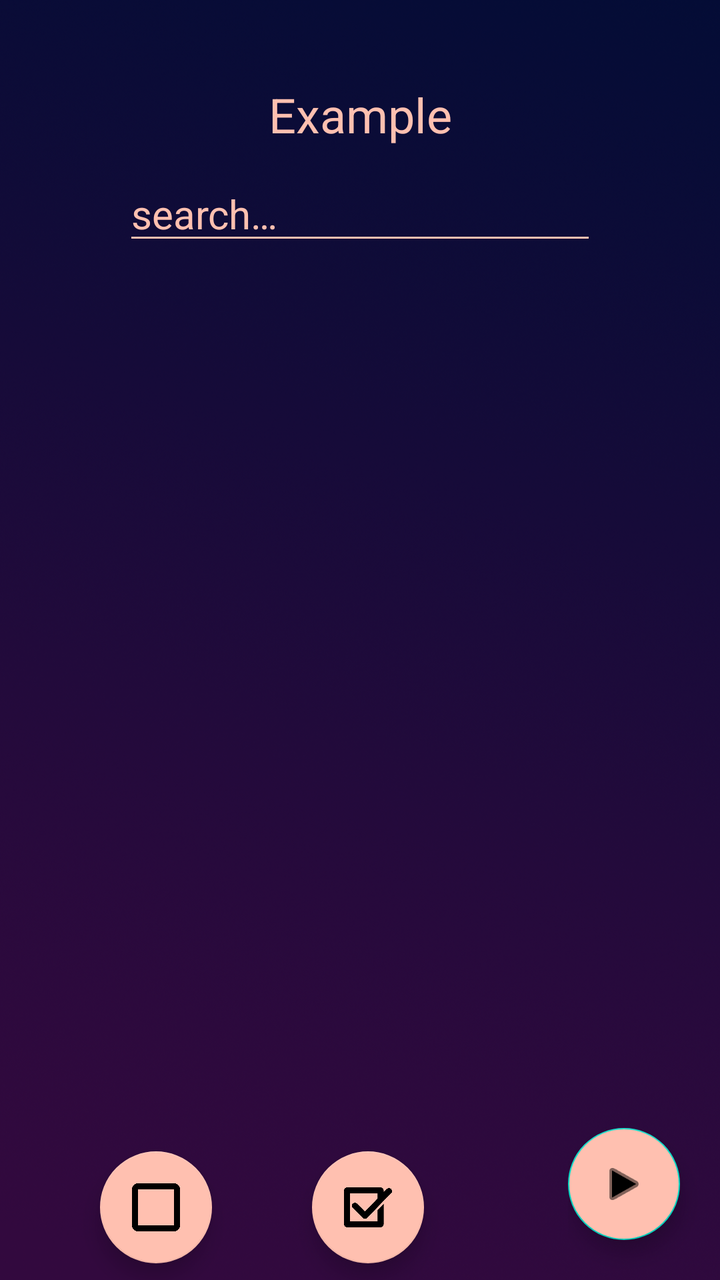
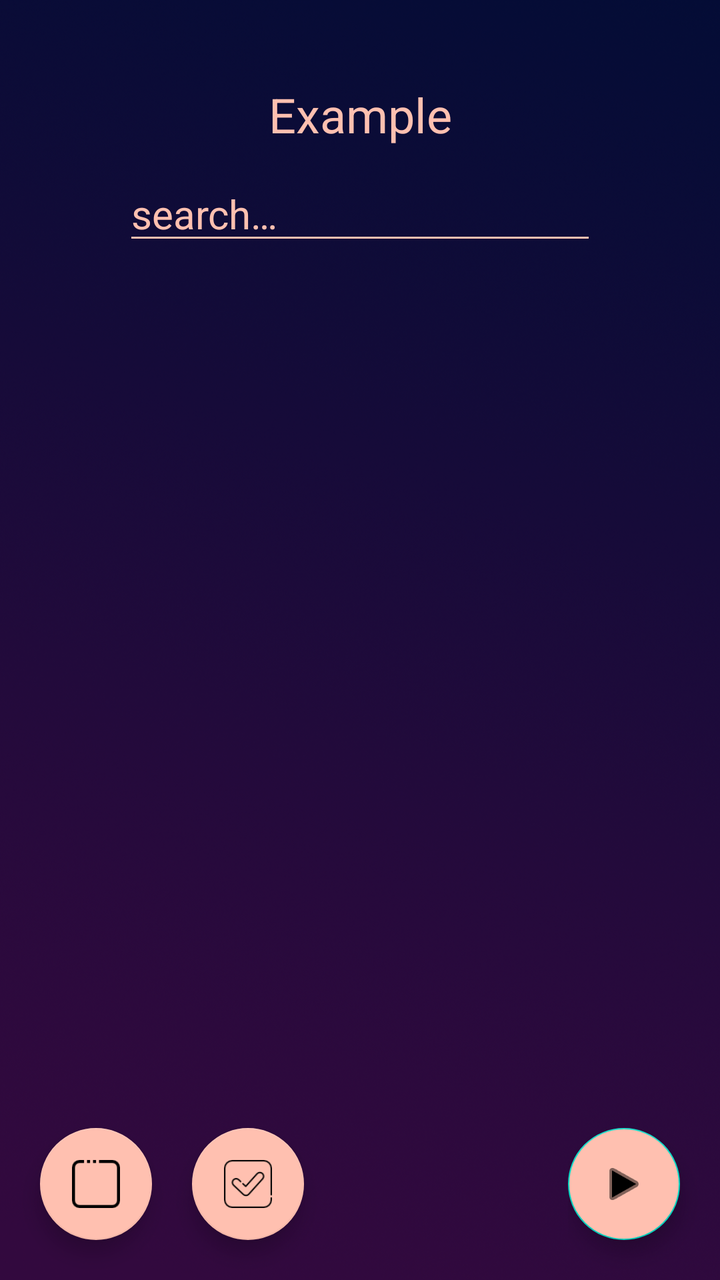

Two renders of the same Android screen: before a commit and after it. Below are the layout's source before the change and the commit's diff.
<!-- AndroidManifest.xml: activity theme Theme.Tasqr_NoToolBar -->
<!-- res/layout/activity_addusers.xml -->
<?xml version="1.0" encoding="utf-8"?>
<androidx.constraintlayout.widget.ConstraintLayout xmlns:android="http://schemas.android.com/apk/res/android"
    xmlns:app="http://schemas.android.com/apk/res-auto"
    xmlns:tools="http://schemas.android.com/tools"
    android:id="@+id/nextButton"
    android:layout_width="match_parent"
    android:layout_height="match_parent"
    android:background="@drawable/backgroundlogin"
    tools:context=".AddUsersActivity">

    <ListView
        android:id="@+id/companylist"
        android:layout_width="0dp"
        android:layout_height="0dp"
        android:choiceMode="multipleChoice"
        app:layout_constraintBottom_toBottomOf="parent"
        app:layout_constraintHeight_percent="0.65"
        app:layout_constraintStart_toStartOf="parent"
        app:layout_constraintTop_toBottomOf="@+id/editTextOwnership"
        app:layout_constraintVertical_bias="0.25"
        app:layout_constraintWidth_percent="1" />

    <androidx.constraintlayout.widget.ConstraintLayout
        android:id="@+id/constraintLayout"
        android:layout_width="wrap_content"
        android:layout_height="wrap_content"
        app:layout_constraintBottom_toBottomOf="parent"
        app:layout_constraintEnd_toEndOf="parent"
        app:layout_constraintTop_toTopOf="parent"
        app:layout_constraintVertical_bias="1.0">

        <com.google.android.material.floatingactionbutton.FloatingActionButton
            android:id="@+id/nextButton2"
            android:layout_width="wrap_content"
            android:layout_height="wrap_content"
            android:layout_marginEnd="20dp"
            android:layout_marginBottom="20dp"
            android:backgroundTint="@color/text_color"
            android:src="@android:drawable/ic_media_play"
            app:layout_constraintBottom_toBottomOf="parent"
            app:layout_constraintEnd_toEndOf="parent"
            app:rippleColor="@color/tasqr_yellow" />
    </androidx.constraintlayout.widget.ConstraintLayout>

    <TextView
        android:id="@+id/changeOwnershipTitle"
        android:layout_width="wrap_content"
        android:layout_height="wrap_content"
        android:layout_marginBottom="10dp"
        android:text="Example"
        android:textColor="@color/text_color"
        android:textColorHighlight="@color/text_color"
        android:textSize="24sp"
        app:layout_constraintBottom_toTopOf="@+id/editTextOwnership"
        app:layout_constraintEnd_toEndOf="parent"
        app:layout_constraintStart_toStartOf="parent" />

    <EditText
        android:id="@+id/editTextOwnership"
        android:layout_width="wrap_content"
        android:layout_height="wrap_content"
        android:backgroundTint="@color/text_color"
        android:ems="10"
        android:hint="@string/search"
        android:inputType="textPersonName"
        android:textColor="@color/text_color"
        android:textColorHint="@color/text_color"
        android:textSize="20sp"
        app:layout_constraintBottom_toBottomOf="parent"
        app:layout_constraintEnd_toEndOf="parent"
        app:layout_constraintStart_toStartOf="parent"
        app:layout_constraintTop_toTopOf="parent"
        app:layout_constraintVertical_bias="0.13999999" />

    <com.google.android.material.floatingactionbutton.FloatingActionButton
        android:id="@+id/checkAllButton"
        android:layout_width="wrap_content"
        android:layout_height="wrap_content"
        android:layout_alignParentBottom="true"
        android:layout_marginStart="50dp"
        android:tint="@color/tasqr_yellow"
        app:backgroundTint="@color/text_color"
        app:layout_constraintBottom_toBottomOf="parent"
        app:layout_constraintStart_toEndOf="@+id/uncheckAllButton"
        app:layout_constraintTop_toBottomOf="@+id/companylist"
        app:srcCompat="@drawable/square_with_verification_sign" />

    <com.google.android.material.floatingactionbutton.FloatingActionButton
        android:id="@+id/uncheckAllButton"
        android:layout_width="wrap_content"
        android:layout_height="wrap_content"
        android:layout_marginStart="50dp"
        android:tint="@color/tasqr_yellow"
        app:backgroundTint="@color/text_color"
        app:layout_constraintBottom_toBottomOf="parent"
        app:layout_constraintStart_toStartOf="parent"
        app:layout_constraintTop_toBottomOf="@+id/companylist"
        app:srcCompat="@drawable/unchecked_sign" />

</androidx.constraintlayout.widget.ConstraintLayout>
<!-- resources referenced by this layout -->
<resources>
  <color name="tasqr_yellow">#FFD900</color>
  <color name="text_color">#FFC0B0</color>
  <!-- drawable backgroundlogin: jpg bitmap (drawable, 9335 bytes) -->
  <!-- drawable square_with_verification_sign: png bitmap (drawable, 5905 bytes) -->
  <!-- drawable unchecked_sign: png bitmap (drawable, 2338 bytes) -->
  <string name="search">search…</string>
  <style name="Theme.Tasqr_NoToolBar" parent="Theme.MaterialComponents.Light.NoActionBar">
          
          <item name="colorPrimary">@color/tasqr_yellow</item>
          <item name="colorPrimaryVariant">@color/purple_700</item>
          <item name="colorOnPrimary">@color/white</item>
          
          <item name="colorSecondary">@color/teal_200</item>
          <item name="colorSecondaryVariant">@color/teal_700</item>
          <item name="colorOnSecondary">@color/black</item>
          
          <item name="android:statusBarColor">@color/status_bar_color</item>
          
      </style>
  <color name="purple_700">#FF3700B3</color>
  <color name="white">#FFFFFFFF</color>
  <color name="teal_200">#FF03DAC5</color>
  <color name="teal_700">#FF018786</color>
  <color name="black">#FF000000</color>
  <color name="status_bar_color">#070C36</color>
</resources>

<!-- the commit's change to res/layout/activity_addusers.xml (unified diff, before → after) -->
@@ -76,25 +76,24 @@
         android:id="@+id/checkAllButton"
         android:layout_width="wrap_content"
         android:layout_height="wrap_content"
-        android:layout_alignParentBottom="true"
-        android:layout_marginStart="50dp"
+        android:layout_marginStart="20dp"
+        android:layout_marginBottom="20dp"
         android:tint="@color/tasqr_yellow"
         app:backgroundTint="@color/text_color"
         app:layout_constraintBottom_toBottomOf="parent"
         app:layout_constraintStart_toEndOf="@+id/uncheckAllButton"
-        app:layout_constraintTop_toBottomOf="@+id/companylist"
         app:srcCompat="@drawable/square_with_verification_sign" />
 
     <com.google.android.material.floatingactionbutton.FloatingActionButton
         android:id="@+id/uncheckAllButton"
         android:layout_width="wrap_content"
         android:layout_height="wrap_content"
-        android:layout_marginStart="50dp"
+        android:layout_marginStart="20dp"
+        android:layout_marginBottom="20dp"
         android:tint="@color/tasqr_yellow"
         app:backgroundTint="@color/text_color"
         app:layout_constraintBottom_toBottomOf="parent"
         app:layout_constraintStart_toStartOf="parent"
-        app:layout_constraintTop_toBottomOf="@+id/companylist"
         app:srcCompat="@drawable/unchecked_sign" />
 
 </androidx.constraintlayout.widget.ConstraintLayout>
<!-- resource entries referenced after the edit -->
@@ -3,8 +3,8 @@
   <color name="tasqr_yellow">#FFD900</color>
   <color name="text_color">#FFC0B0</color>
   <!-- drawable backgroundlogin: jpg bitmap (drawable, 9335 bytes) -->
-  <!-- drawable square_with_verification_sign: png bitmap (drawable, 5905 bytes) -->
-  <!-- drawable unchecked_sign: png bitmap (drawable, 2338 bytes) -->
+  <!-- drawable square_with_verification_sign: png bitmap (drawable, 1452 bytes) -->
+  <!-- drawable unchecked_sign: png bitmap (drawable, 612 bytes) -->
   <string name="search">search…</string>
   <style name="Theme.Tasqr_NoToolBar" parent="Theme.MaterialComponents.Light.NoActionBar">
           
